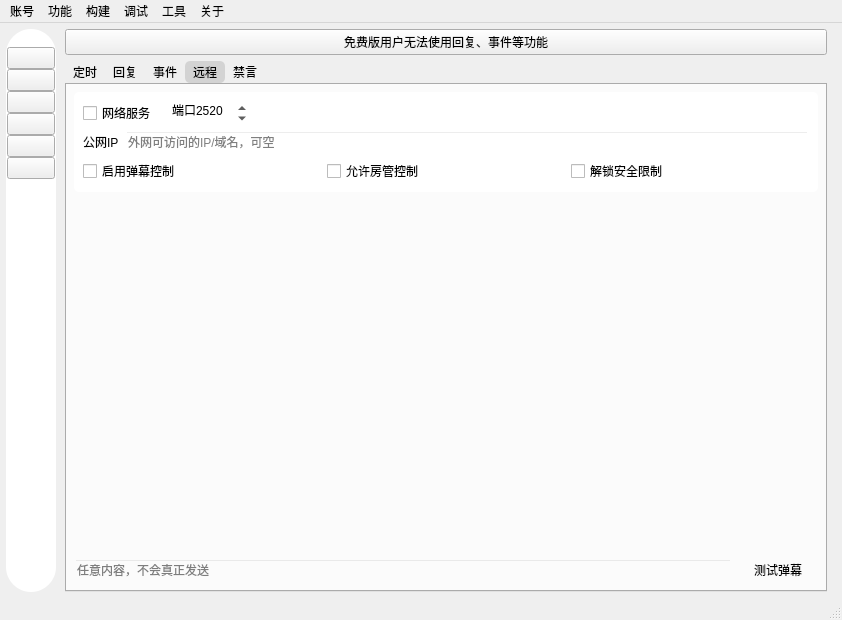
First picture: the form in mainwindow/mainwindow.ui, repository iwxyi/Bilibili-MagicalDanmaku, before the edit.
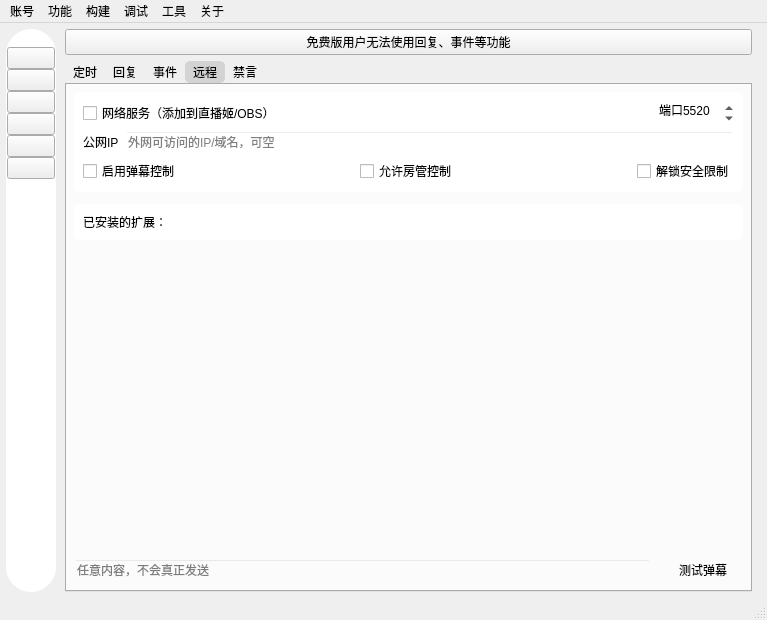
Second picture: the form after the edit. The open tabs and pages were chosen to show the change. Icons and pictures are not drawn. Custom widgets are drawn as their Qt base class.

Commit message: 添加可用的网页列表

What changed in the file:
```diff
--- a/mainwindow/mainwindow.ui
+++ b/mainwindow/mainwindow.ui
@@ -6,7 +6,7 @@
    <rect>
     <x>0</x>
     <y>0</y>
-    <width>842</width>
+    <width>767</width>
     <height>620</height>
    </rect>
   </property>
@@ -6626,6 +6626,9 @@
             <string>远程</string>
            </attribute>
            <layout class="QVBoxLayout" name="verticalLayout_8">
+            <property name="spacing">
+             <number>12</number>
+            </property>
             <item>
              <widget class="QWidget" name="serverCard" native="true">
               <property name="styleSheet">
@@ -6648,10 +6651,23 @@
                     <string>&lt;html&gt;&lt;head/&gt;&lt;body&gt;&lt;p&gt;支持作为素材添加到直播页面&lt;/p&gt;&lt;p&gt;直播姬中添加浏览器，网址为：localhost:端口&lt;/p&gt;&lt;p&gt;挂在服务器上远程访问需要使用公网IP或域名，而非localhost&lt;/p&gt;&lt;p&gt;点歌列表位置：网址/music&lt;/p&gt;&lt;p&gt;歌词列表位置：网址/music/lyrics.html&lt;/p&gt;&lt;p&gt;送礼动画位置：网址/gift&lt;/p&gt;&lt;p&gt;[开发中]弹幕姬位置：网址/danmaku&lt;/p&gt;&lt;/body&gt;&lt;/html&gt;</string>
                    </property>
                    <property name="text">
-                    <string>网络服务</string>
+                    <string>网络服务（添加到直播姬/OBS）</string>
                    </property>
                   </widget>
                  </item>
+                 <item>
+                  <spacer name="horizontalSpacer_24">
+                   <property name="orientation">
+                    <enum>Qt::Horizontal</enum>
+                   </property>
+                   <property name="sizeHint" stdset="0">
+                    <size>
+                     <width>0</width>
+                     <height>20</height>
+                    </size>
+                   </property>
+                  </spacer>
+                 </item>
                  <item>
                   <widget class="QSpinBox" name="serverPortSpin">
                    <property name="contextMenuPolicy">
@@ -6682,23 +6698,10 @@
                     <number>65535</number>
                    </property>
                    <property name="value">
-                    <number>2520</number>
+                    <number>5520</number>
                    </property>
                   </widget>
                  </item>
-                 <item>
-                  <spacer name="horizontalSpacer_24">
-                   <property name="orientation">
-                    <enum>Qt::Horizontal</enum>
-                   </property>
-                   <property name="sizeHint" stdset="0">
-                    <size>
-                     <width>0</width>
-                     <height>20</height>
-                    </size>
-                   </property>
-                  </spacer>
-                 </item>
                 </layout>
                </item>
                <item>
@@ -6749,6 +6752,19 @@
                    </property>
                   </widget>
                  </item>
+                 <item>
+                  <spacer name="horizontalSpacer_28">
+                   <property name="orientation">
+                    <enum>Qt::Horizontal</enum>
+                   </property>
+                   <property name="sizeHint" stdset="0">
+                    <size>
+                     <width>0</width>
+                     <height>20</height>
+                    </size>
+                   </property>
+                  </spacer>
+                 </item>
                  <item>
                   <widget class="QCheckBox" name="allowAdminControlCheck">
                    <property name="toolTip">
@@ -6759,6 +6775,19 @@
                    </property>
                   </widget>
                  </item>
+                 <item>
+                  <spacer name="horizontalSpacer_29">
+                   <property name="orientation">
+                    <enum>Qt::Horizontal</enum>
+                   </property>
+                   <property name="sizeHint" stdset="0">
+                    <size>
+                     <width>0</width>
+                     <height>20</height>
+                    </size>
+                   </property>
+                  </spacer>
+                 </item>
                  <item>
                   <widget class="QCheckBox" name="allowWebControlCheck">
                    <property name="toolTip">
@@ -6774,6 +6803,30 @@
               </layout>
              </widget>
             </item>
+            <item>
+             <widget class="QWidget" name="serverUrlsCard" native="true">
+              <property name="styleSheet">
+               <string notr="true">#serverUrlsCard
+{
+	background: #ffffff;
+	border: none;
+	border-radius: 5px;
+}</string>
+              </property>
+              <layout class="QVBoxLayout" name="verticalLayout_71">
+               <property name="spacing">
+                <number>0</number>
+               </property>
+               <item>
+                <widget class="QLabel" name="label_6">
+                 <property name="text">
+                  <string>已安装的扩展：</string>
+                 </property>
+                </widget>
+               </item>
+              </layout>
+             </widget>
+            </item>
             <item>
              <spacer name="verticalSpacer_5">
               <property name="orientation">
@@ -6782,7 +6835,7 @@
               <property name="sizeHint" stdset="0">
                <size>
                 <width>20</width>
-                <height>0</height>
+                <height>1</height>
                </size>
               </property>
              </spacer>
@@ -7431,7 +7484,7 @@
     <rect>
      <x>0</x>
      <y>0</y>
-     <width>842</width>
+     <width>767</width>
      <height>21</height>
     </rect>
    </property>
```
Left out of the diff: 26 changed lines with no effect on the pictures. The commit also changes 5 other files.
